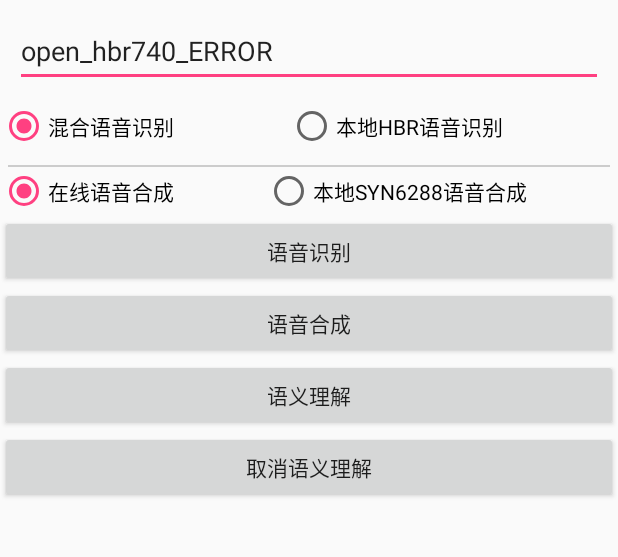
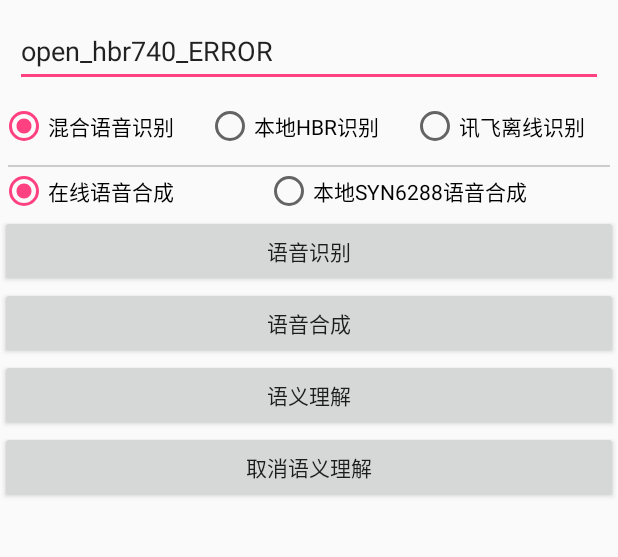
Before and after one commit to junzhou1992/Cloud, an Android app: the screen it shows after launch (SpeechActivity), on a phone screen of 412 x 824 dp, the part 84-641 px from its top. Run offline under Robolectric (Android 15) with nearby library versions, the phone set to English and light mode, and no system bars; libraries missing offline, so code that uses them is left out: org.apache.poi, org.litepal, org.litepal.crud; 19 statements that could not run were skipped.

Commit message:
添加讯飞离线group

```diff
--- a/app/src/main/res/layout/activity_speech.xml
+++ b/app/src/main/res/layout/activity_speech.xml
@@ -44,7 +44,15 @@
             android:layout_width="wrap_content"
             android:layout_height="wrap_content"
             android:layout_weight="1"
-            android:text="本地HBR语音识别" >
+            android:text="本地HBR识别" >
+        </RadioButton>
+
+        <RadioButton
+            android:id="@+id/asrXunfeiLocal"
+            android:layout_width="wrap_content"
+            android:layout_height="wrap_content"
+            android:layout_weight="1"
+            android:text="讯飞离线识别" >
         </RadioButton>
     </RadioGroup>
 
```
Also changed, not shown: app/src/main/java/com/thisway/xunfeicloud/SpeechActivity.java (+23 -6 lines).
